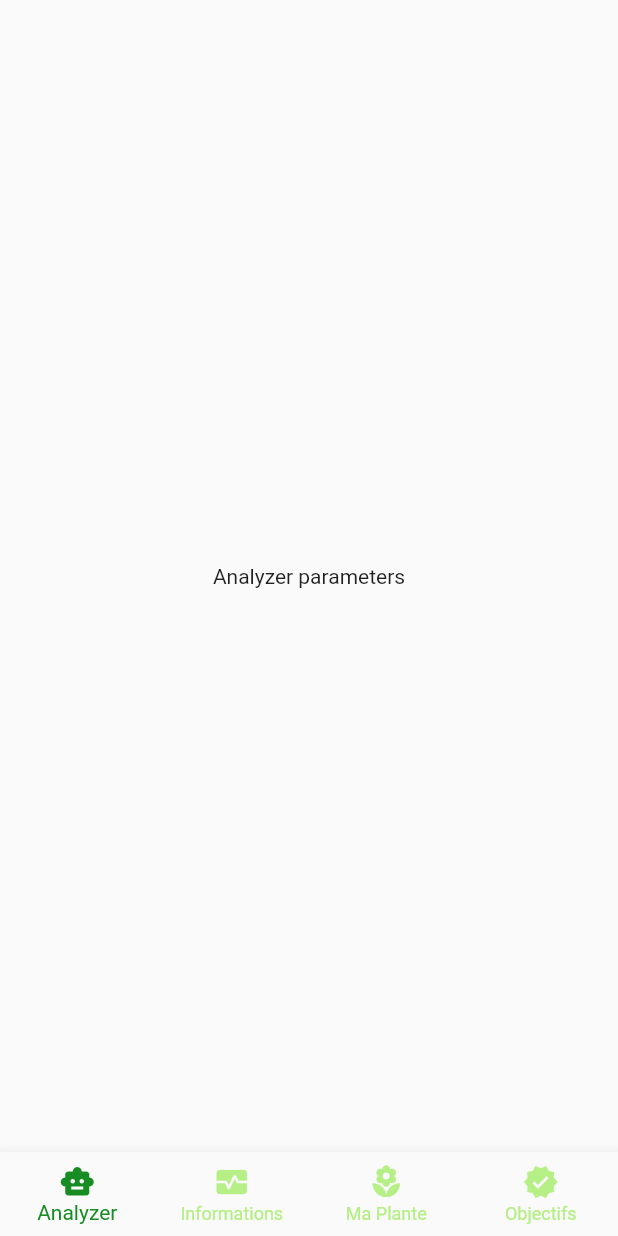
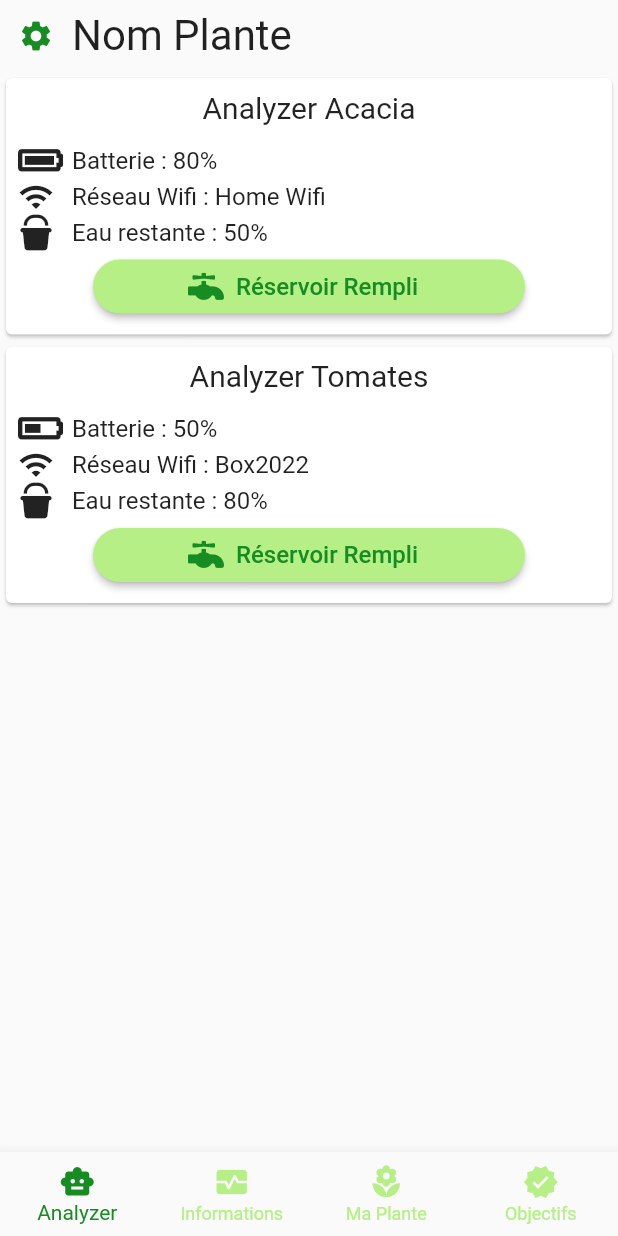
Before and after one commit to SoulPot/mobile, a Flutter app: the HomePage screen opened directly, on a phone screen of 412 x 824 dp. Run offline on Flutter 3.47's test engine with Material 2 defaults, Android fonts, the phone set to English and light mode, and no system bars; our stand-ins replace auth_buttons, firebase_auth, firebase_core, google_sign_in, page_transition; accounts and stored records are empty.

Commit message:
page Information analyzer

```diff
--- a/lib/theme.dart
+++ b/lib/theme.dart
@@ -11,9 +11,14 @@ class SoultPotTheme {
   static const Color SPPalePurple = Color(0xFFC9C3E9);
   static const Color SPBackgroundWhite = Color(0xFFF2F2F2);
 
-  static const _kFontFam = '3WaterDrop';
+  static const _kFontFam = 'SoulPot';
   static const String? _kFontPkg = null;
 
   static const IconData water = IconData(0xe800, fontFamily: _kFontFam, fontPackage: _kFontPkg);
+  static const IconData faucet_solid = IconData(0xe801, fontFamily: _kFontFam, fontPackage: _kFontPkg);
+  static const IconData bucket_solid = IconData(0xe802, fontFamily: _kFontFam, fontPackage: _kFontPkg);
+  static const IconData battery_full = IconData(0xf240, fontFamily: _kFontFam, fontPackage: _kFontPkg);
+  static const IconData battery_half = IconData(0xf242, fontFamily: _kFontFam, fontPackage: _kFontPkg);
+  static const IconData battery_empty = IconData(0xf244, fontFamily: _kFontFam, fontPackage: _kFontPkg);
 
 }
--- a/lib/views/MyPlant_page.dart
+++ b/lib/views/MyPlant_page.dart
@@ -36,12 +36,11 @@ class _MyPlantPageState extends State<MyPlantPage> {
                       Icons.settings,
                       color: SoultPotTheme.SPGreen,
                     )),
-                Center(
-                    child: Text(
-                      "Nom Plante",
-                      style: TextStyle(fontSize: 28),
-                      textAlign: TextAlign.center,
-                    )),
+                Text(
+                  "Nom Plante",
+                  style: TextStyle(fontSize: 28),
+                  textAlign: TextAlign.center,
+                ),
               ],
             )),
             Center(
--- a/lib/views/analyzer_page.dart
+++ b/lib/views/analyzer_page.dart
@@ -1,5 +1,8 @@
 import 'package:flutter/cupertino.dart';
 import 'package:flutter/material.dart';
+
+import '../theme.dart';
+import '../widgets/CardInfoAnalyzer.dart';
 
 class AnalyzerPage extends StatefulWidget {
   const AnalyzerPage({Key? key}) : super(key: key);
@@ -9,17 +12,36 @@ class AnalyzerPage extends StatefulWidget {
 }
 
 class _AnalyzerPageState extends State<AnalyzerPage> {
-
   @override
   Widget build(BuildContext context) {
-    return Scaffold(
-        body: Center(
-            child: Text(
-              "Analyzer parameters"
-            )
-        )
-
+    return SafeArea(
+      child: Column(
+        mainAxisAlignment: MainAxisAlignment.start,
+        children: [
+          Container(
+            child: Row(
+              children: [
+                IconButton(
+                    onPressed: parameters,
+                    icon: Icon(
+                      Icons.settings,
+                      color: SoultPotTheme.SPGreen,
+                    )),
+                Text(
+                  "Nom Plante",
+                  style: TextStyle(fontSize: 28),
+                ),
+              ],
+            ),
+          ),
+          CardInfoAnalyzer(analyzerName: "Analyzer Acacia", batteryPercentage:80, wifiName: "Home Wifi", waterLevel: "50%",),
+          CardInfoAnalyzer(analyzerName: "Analyzer Tomates", batteryPercentage:50, wifiName: "Box2022", waterLevel: "80%",),
+        ],
+      ),
     );
   }
 
+  void parameters() {
+    print("Vers les paramètres");
+  }
 }
--- /dev/null
+++ b/lib/widgets/CardInfoAnalyzer.dart
@@ -0,0 +1,134 @@
+import 'package:flutter/cupertino.dart';
+import 'package:flutter/material.dart';
+
+import '../theme.dart';
+
+class CardInfoAnalyzer extends StatefulWidget {
+  const CardInfoAnalyzer(
+      {Key? key,
+      required this.analyzerName,
+      required this.batteryPercentage,
+      required this.wifiName,
+      required this.waterLevel})
+      : super(key: key);
+  final String analyzerName;
+  final int batteryPercentage;
+  final String wifiName;
+  final String waterLevel;
+
+  @override
+  State<CardInfoAnalyzer> createState() => _CardInfoAnalyzerState();
+}
+
+class _CardInfoAnalyzerState extends State<CardInfoAnalyzer> {
+  Widget build(BuildContext context) {
+    var iconBattery = SoultPotTheme.battery_full;
+    if (widget.batteryPercentage < 70) {
+      iconBattery = SoultPotTheme.battery_half;
+    } else if (widget.batteryPercentage < 30) {
+      iconBattery = SoultPotTheme.battery_empty;
+    }
+
+    return Card(
+      child: Padding(
+        padding: const EdgeInsets.all(8.0),
+        child: Column(
+
+          children: [
+            Padding(
+              padding: const EdgeInsets.only(bottom: 12.0),
+              child: Center(
+                child: Text(
+                  widget.analyzerName,
+                  style: TextStyle(fontSize: 20),
+                ),
+              ),
+            ),
+            Row(
+              children: [
+                Column(
+                  crossAxisAlignment: CrossAxisAlignment.start,
+                  children: [
+                    Row(
+                      children: [
+                        Icon(iconBattery),
+                        Padding(
+                          padding: const EdgeInsets.only(left: 8.0),
+                          child: Text(
+                            " Batterie : " + widget.batteryPercentage.toString() + "% ",
+                            style: TextStyle(fontSize: 16),
+                            textAlign: TextAlign.start,
+                          ),
+                        ),
+                      ],
+                    ),
+                    Row(
+                      children: [
+                        Icon(Icons.wifi),
+                        Padding(
+                          padding: const EdgeInsets.only(left: 8.0),
+                          child: Text(
+                            " Réseau Wifi : " + widget.wifiName,
+                            style: TextStyle(fontSize: 16),
+                            textAlign: TextAlign.start,
+                          ),
+                        ),
+                      ],
+                    ),
+                    Row(
+                      children: [
+                        Icon(SoultPotTheme.bucket_solid),
+                        Padding(
+                          padding: const EdgeInsets.only(left: 8.0),
+                          child: Text(
+                            " Eau restante : " + widget.waterLevel,
+                            style: TextStyle(fontSize: 16),
+                            textAlign: TextAlign.start,
+                          ),
+                        ),
+                      ],
+                    ),
+                  ],
+                ),
+
+              ],
+            ),
+            Padding(
+              padding: const EdgeInsets.only(left: 50.0, right: 50.0),
+              child: ElevatedButton(
+                onPressed: fillWater,
+                style: ElevatedButton.styleFrom(
+                  shape: new RoundedRectangleBorder(
+                    borderRadius: new BorderRadius.circular(30.0),
+                  ),
+                  primary: SoultPotTheme.SPPaleGreen,
+                ),
+                child: Row(
+                  mainAxisAlignment: MainAxisAlignment.center,
+                  children: [
+                    Icon(
+                      SoultPotTheme.faucet_solid,
+                      color: SoultPotTheme.SPGreen,
+                    ),
+                    Padding(
+                      padding: const EdgeInsets.all(8.0),
+                      child: Text(
+                        "Réservoir Rempli",
+                        style: TextStyle(
+                            fontSize: 16, color: SoultPotTheme.SPGreen),
+                      ),
+                    )
+                  ],
+                ),
+              ),
+            )
+          ],
+        ),
+      ),
+    );
+  }
+
+  void fillWater() {
+    print("Le réservoir est rempli");
+  }
+}
--- a/pubspec.yaml
+++ b/pubspec.yaml
@@ -32,6 +32,6 @@ flutter:
         - asset: assets/fonts/Greenhouse-Regular.otf
           style: normal
 
-    - family: 3WaterDrop
+    - family: SoulPot
       fonts:
-        - asset: assets/fonts/3WaterDrop.ttf
+        - asset: assets/fonts/SoulPot.ttf
```
Also changed, not shown: assets/fonts/3WaterDrop.ttf (deleted), assets/fonts/SoulPot.ttf (added).
